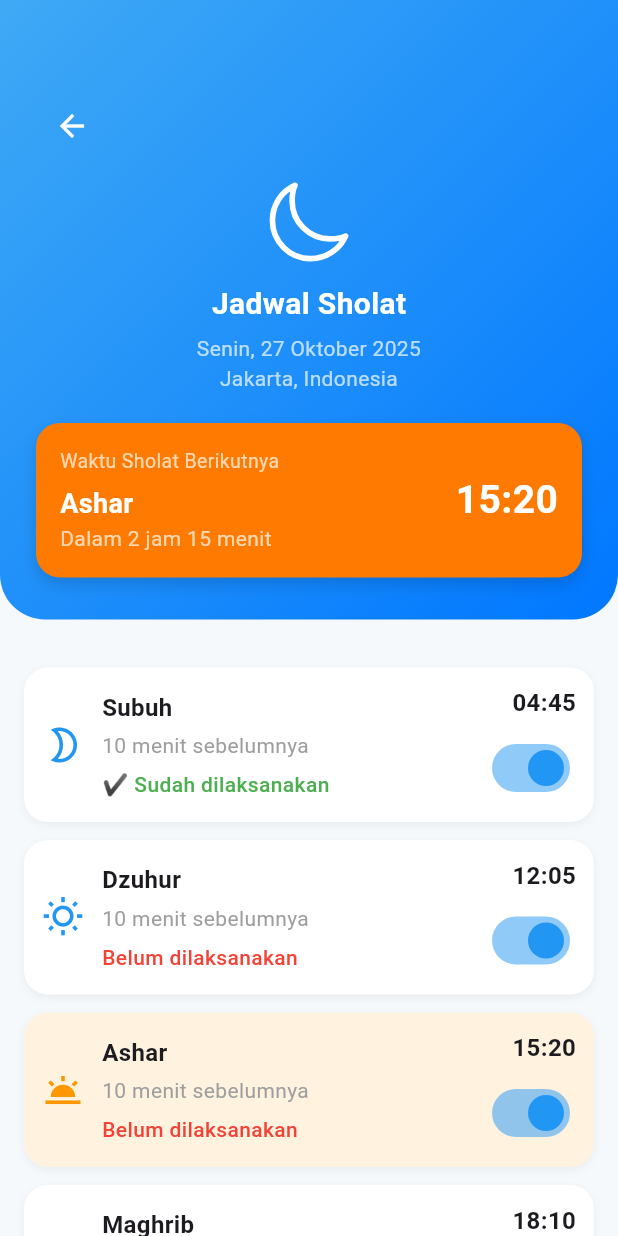
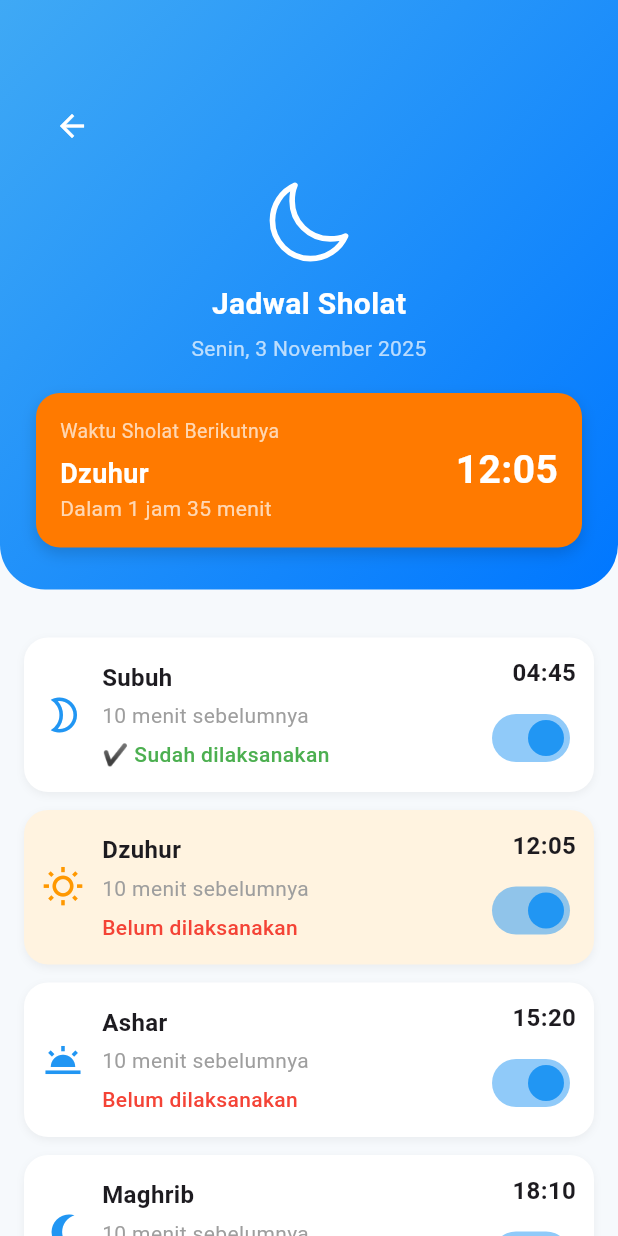
Before and after one commit to HaidarAliFakhri/Hai_Time_APP, a Flutter app: the JadwalPage screen opened directly, on a phone screen of 412 x 824 dp. Run offline on Flutter 3.47's test engine with Material 3 defaults, Android fonts, the phone set to English and light mode, and no system bars; our stand-ins replace geocoding, geolocator, image_picker, ionicons, shared_preferences, sqflite; accounts and stored records are empty.

Commit message:
update jadwal

```diff
--- a/lib/view/jadwal_page.dart
+++ b/lib/view/jadwal_page.dart
@@ -13,8 +13,9 @@ class JadwalPage extends StatefulWidget {
 
 class _JadwalPageState extends State<JadwalPage> {
   late Timer _timer;
+  Map<String, dynamic>? nextPrayer;
 
-  // 🔹 Data jadwal sholat manual
+  // 🔹 Jadwal sholat manual
   final List<Map<String, dynamic>> jadwalSholat = [
     {
       "nama": "Subuh",
@@ -61,8 +62,8 @@ class _JadwalPageState extends State<JadwalPage> {
   @override
   void initState() {
     super.initState();
-    _updateStatusSholat(); // Jalankan sekali saat awal
-    // 🔁 Update otomatis tiap 1 menit
+    _updateStatusSholat();
+    // update otomatis tiap menit
     _timer = Timer.periodic(const Duration(minutes: 1), (timer) {
       _updateStatusSholat();
     });
@@ -74,30 +75,65 @@ class _JadwalPageState extends State<JadwalPage> {
     super.dispose();
   }
 
-  // 🔹 Fungsi: Update status otomatis berdasarkan waktu
   void _updateStatusSholat() {
     final now = DateTime.now();
     final format = DateFormat("HH:mm");
 
     setState(() {
       for (var data in jadwalSholat) {
-        final DateTime waktuSholat = format.parse(data["waktu"]);
-        final DateTime waktuHariIni = DateTime(
+        final waktuSholat = format.parse(data["waktu"]);
+        final waktuHariIni = DateTime(
           now.year,
           now.month,
           now.day,
           waktuSholat.hour,
           waktuSholat.minute,
         );
-
-        // Jika waktu sekarang sudah melewati waktu sholat
         data["selesai"] = now.isAfter(waktuHariIni);
       }
+
+      // cari sholat berikutnya
+      nextPrayer = jadwalSholat.firstWhere(
+        (data) {
+          final waktu = format.parse(data["waktu"]);
+          final waktuHariIni = DateTime(
+            now.year,
+            now.month,
+            now.day,
+            waktu.hour,
+            waktu.minute,
+          );
+          return now.isBefore(waktuHariIni);
+        },
+        orElse: () => jadwalSholat.last, // kalau semua sudah lewat
+      );
     });
+  }
+
+  String _hitungSisaWaktu(String waktu) {
+    final now = DateTime.now();
+    final format = DateFormat("HH:mm");
+    final waktuSholat = format.parse(waktu);
+    final waktuHariIni = DateTime(
+      now.year,
+      now.month,
+      now.day,
+      waktuSholat.hour,
+      waktuSholat.minute,
+    );
+
+    final diff = waktuHariIni.difference(now);
+    if (diff.isNegative) return "Sudah lewat";
+
+    final jam = diff.inHours;
+    final menit = diff.inMinutes % 60;
+    return "Dalam ${jam > 0 ? '$jam jam ' : ''}$menit menit";
   }
 
   @override
   Widget build(BuildContext context) {
+    final currentNext = nextPrayer ?? jadwalSholat[0];
+
     return Scaffold(
       backgroundColor: const Color(0xFFF6F9FC),
       extendBodyBehindAppBar: true,
@@ -106,7 +142,7 @@ class _JadwalPageState extends State<JadwalPage> {
         child: Column(
           crossAxisAlignment: CrossAxisAlignment.start,
           children: [
-            // 🔹 HEADER
+            // HEADER
             Container(
               width: double.infinity,
               padding: const EdgeInsets.fromLTRB(24, 60, 24, 28),
@@ -146,13 +182,17 @@ class _JadwalPageState extends State<JadwalPage> {
                     ),
                   ),
                   const SizedBox(height: 5),
-                  const Text(
-                    "Senin, 27 Oktober 2025\nJakarta, Indonesia",
+                  Text(
+                    DateFormat(
+                      "EEEE, d MMMM yyyy",
+                      "id_ID",
+                    ).format(DateTime.now()),
                     textAlign: TextAlign.center,
-                    style: TextStyle(color: Colors.white70),
+                    style: const TextStyle(color: Colors.white70),
                   ),
                   const SizedBox(height: 20),
-                  // 🔸 KARTU SHOLAT BERIKUTNYA
+
+                  // KARTU SHOLAT BERIKUTNYA
                   Container(
                     width: double.infinity,
                     decoration: BoxDecoration(
@@ -167,37 +207,37 @@ class _JadwalPageState extends State<JadwalPage> {
                       ],
                     ),
                     padding: const EdgeInsets.all(16),
-                    child: const Row(
+                    child: Row(
                       mainAxisAlignment: MainAxisAlignment.spaceBetween,
                       children: [
                         Column(
                           crossAxisAlignment: CrossAxisAlignment.start,
                           children: [
-                            Text(
+                            const Text(
                               "Waktu Sholat Berikutnya",
                               style: TextStyle(
                                 color: Colors.white70,
                                 fontSize: 13,
                               ),
                             ),
-                            SizedBox(height: 6),
+                            const SizedBox(height: 6),
                             Text(
-                              "Ashar",
-                              style: TextStyle(
+                              currentNext["nama"],
+                              style: const TextStyle(
                                 color: Colors.white,
                                 fontSize: 18,
                                 fontWeight: FontWeight.bold,
                               ),
                             ),
                             Text(
-                              "Dalam 2 jam 15 menit",
-                              style: TextStyle(color: Colors.white70),
+                              _hitungSisaWaktu(currentNext["waktu"]),
+                              style: const TextStyle(color: Colors.white70),
                             ),
                           ],
                         ),
                         Text(
-                          "15:20",
-                          style: TextStyle(
+                          currentNext["waktu"],
+                          style: const TextStyle(
                             color: Colors.white,
                             fontSize: 26,
                             fontWeight: FontWeight.bold,
@@ -211,7 +251,7 @@ class _JadwalPageState extends State<JadwalPage> {
             ),
             const SizedBox(height: 24),
 
-            // 🔹 DAFTAR WAKTU SHOLAT
+            // LIST SHOLAT
             Padding(
               padding: const EdgeInsets.symmetric(horizontal: 16, vertical: 8),
               child: Column(
@@ -226,7 +266,7 @@ class _JadwalPageState extends State<JadwalPage> {
                         data["ikon"],
                         data["aktif"],
                         data["selesai"],
-                        highlight: index == 2,
+                        highlight: data == nextPrayer,
                         onChanged: (val) {
                           setState(() {
                             data["aktif"] = val;
@@ -245,7 +285,7 @@ class _JadwalPageState extends State<JadwalPage> {
     );
   }
 
-  // 🕌 Kartu Sholat
+  // 🕌 Widget Kartu Sholat
   Widget _buildPrayerCard(
     String title,
     String time,
```
Also changed, not shown: lib/main.dart (+8 -1 lines), pubspec.lock.
